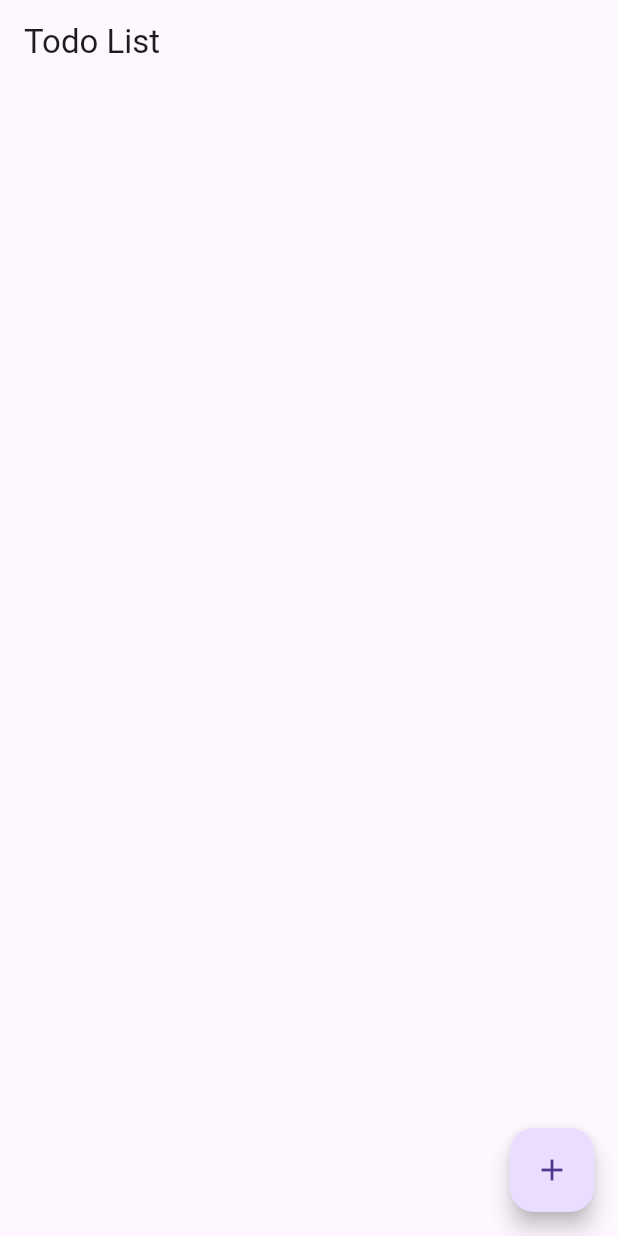
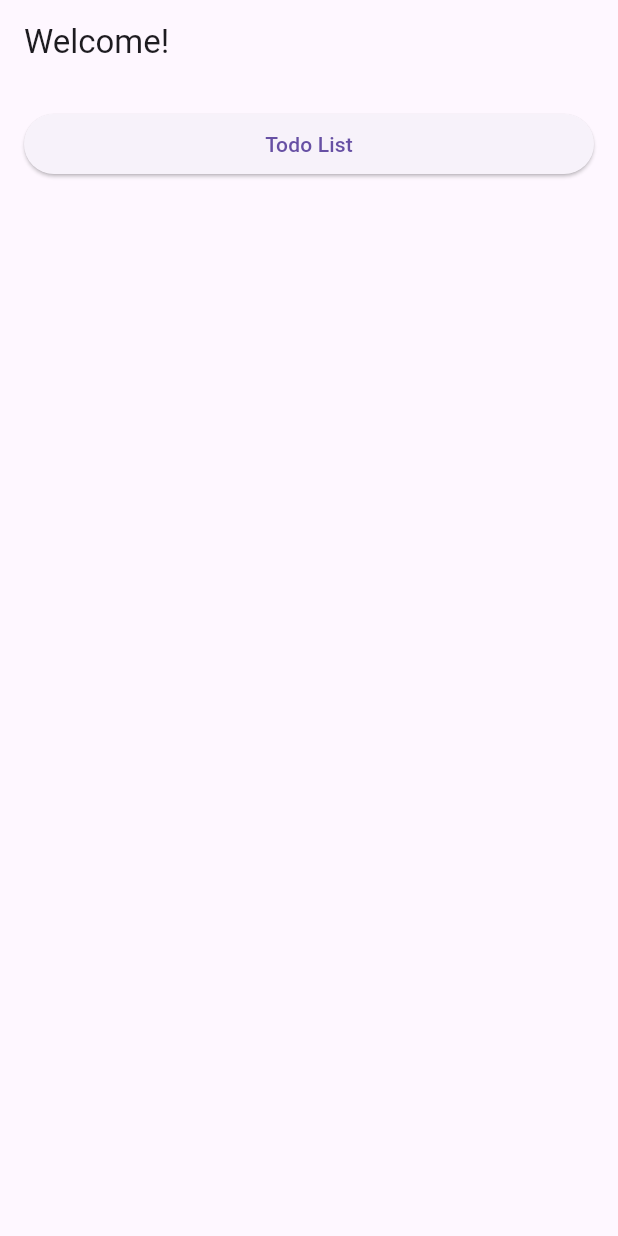
Before and after one commit to mfajririki/todo-riverpod, a Flutter app: the screen it shows after launch, on a phone screen of 412 x 824 dp. Run offline on Flutter 3.47's test engine with Material 3 defaults, Android fonts, the phone set to English and light mode, and no system bars; our stand-ins replace flutter_riverpod, riverpod_annotation; generated files the repository leaves out were written again.

Commit message:
Add HomeScreen widget and update main app structure

```diff
--- a/lib/main.dart
+++ b/lib/main.dart
@@ -1,5 +1,6 @@
 import 'package:flutter/material.dart';
 import 'package:flutter_riverpod/flutter_riverpod.dart';
+import 'package:todo_riverpod/screens/home_screen.dart';
 import 'package:todo_riverpod/screens/todo_screen.dart';
 
 void main() {
@@ -11,6 +12,9 @@ class MainApp extends StatelessWidget {
 
   @override
   Widget build(BuildContext context) {
-    return const MaterialApp(home: TodoScreen());
+    return MaterialApp(
+      home: HomeScreen(),
+      routes: {'/todo': (context) => const TodoScreen()},
+    );
   }
 }
--- /dev/null
+++ b/lib/screens/home_screen.dart
@@ -0,0 +1,23 @@
+import 'package:flutter/material.dart';
+
+class HomeScreen extends StatelessWidget {
+  const HomeScreen({super.key});
+
+  @override
+  Widget build(BuildContext context) {
+    return Scaffold(
+      appBar: AppBar(title: const Text('Welcome!')),
+      body: ListView(
+        padding: const EdgeInsets.all(16),
+        children: [
+          ElevatedButton(
+            onPressed: () {
+              Navigator.pushNamed(context, '/todo');
+            },
+            child: Text('Todo List'),
+          ),
+        ],
+      ),
+    );
+  }
+}
```
